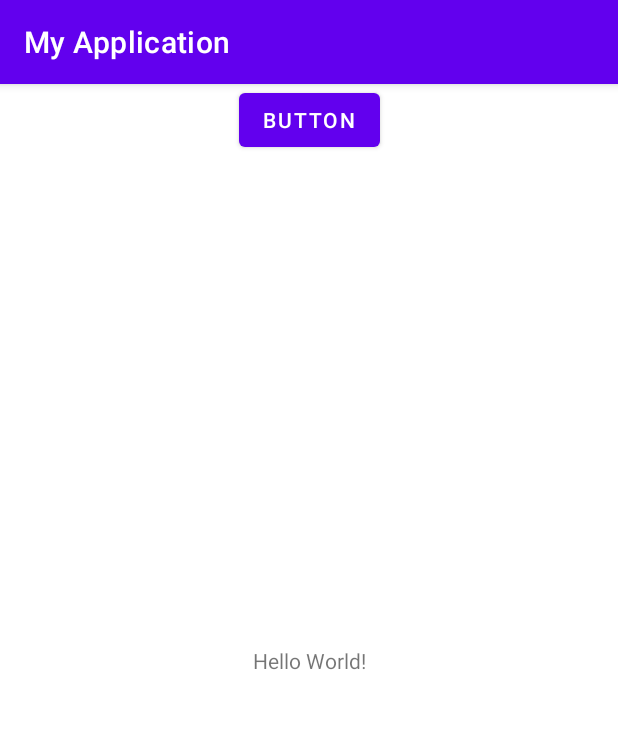
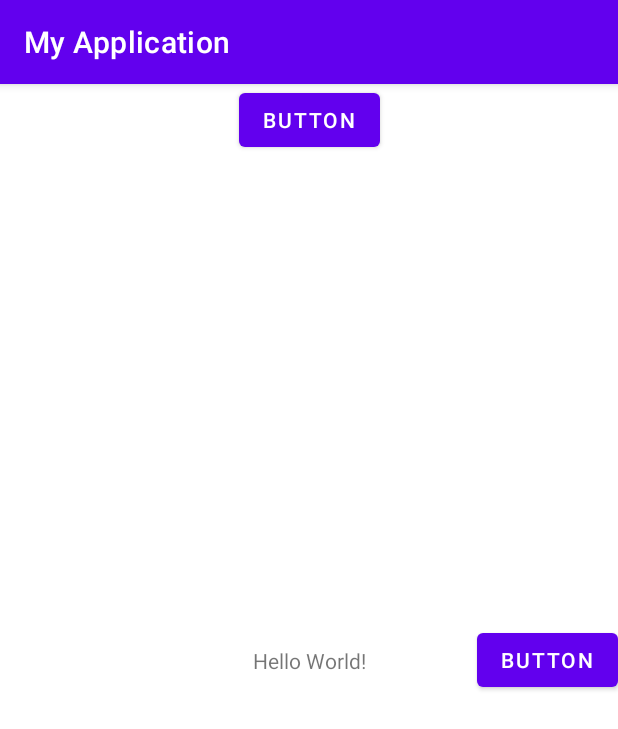
Before and after one commit to TongSyNguyen/TongSyNguyen, an Android app: the screen it shows after launch (MainActivity), on a phone screen of 412 x 824 dp. Shown: the top 729 px of the screen. Run offline under Robolectric (Android 15) with nearby library versions, the phone set to English and light mode, and no system bars.

```diff
--- a/app/src/main/res/layout/activity_main.xml
+++ b/app/src/main/res/layout/activity_main.xml
@@ -24,4 +24,13 @@
         app:layout_constraintStart_toStartOf="parent"
         app:layout_constraintTop_toTopOf="parent" />
 
+    <Button
+        android:id="@+id/button2"
+        android:layout_width="wrap_content"
+        android:layout_height="wrap_content"
+        android:text="Button"
+        app:layout_constraintBottom_toBottomOf="parent"
+        app:layout_constraintEnd_toEndOf="parent"
+        app:layout_constraintTop_toTopOf="parent" />
+
 </androidx.constraintlayout.widget.ConstraintLayout>
```
